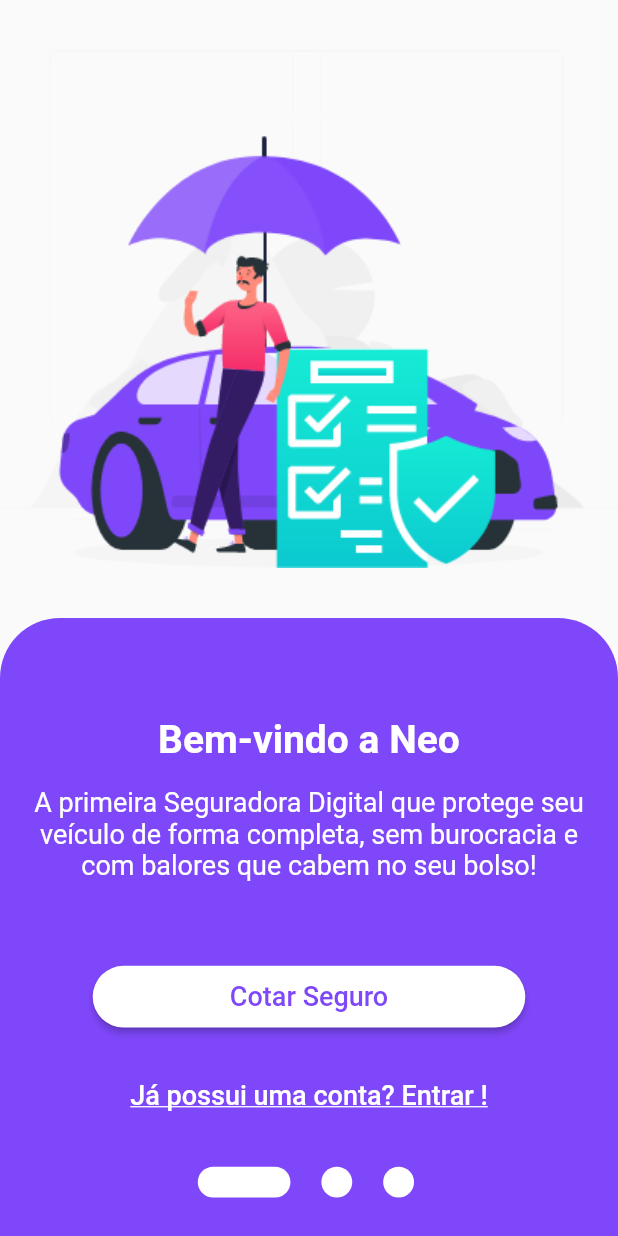
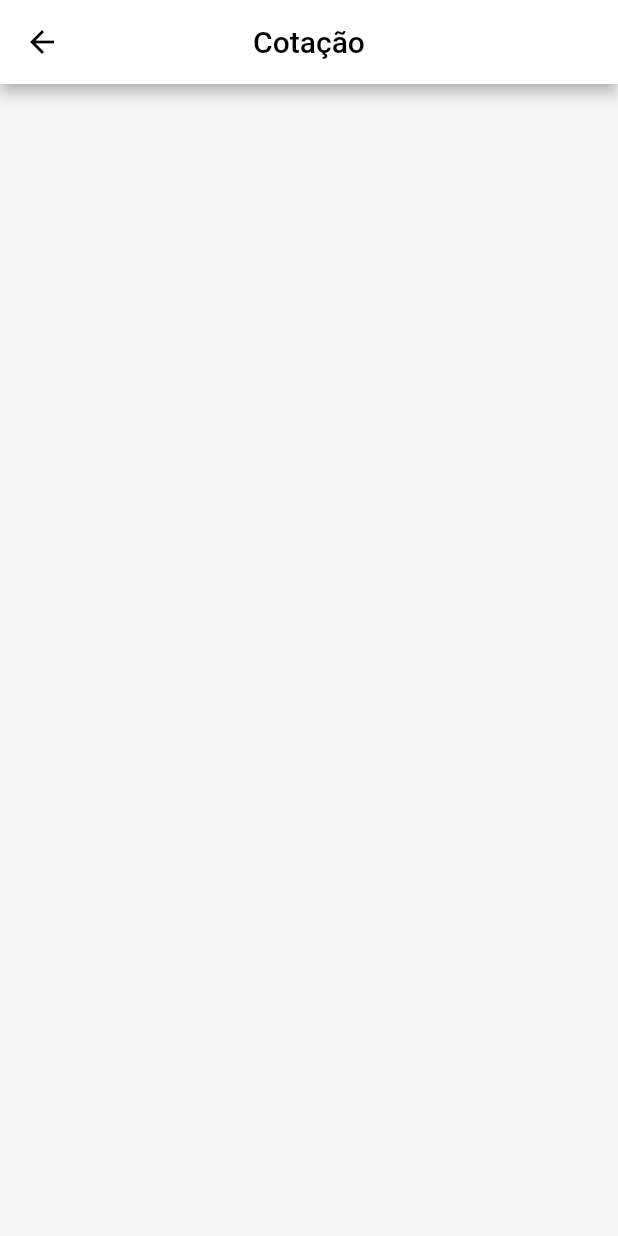
Before and after one commit to guilherme21alcantara/neo, a Flutter app: the screen it shows after launch, on a phone screen of 412 x 824 dp. Run offline on Flutter 3.47's test engine with Material 2 defaults, Android fonts, the phone set to English and light mode, and no system bars; drawn by our look-alikes of carousel_slider; our stand-ins replace get, hexcolor.

Commit message:
continuação

```diff
--- a/lib/Routes/app_pages.dart
+++ b/lib/Routes/app_pages.dart
@@ -1,15 +1,11 @@
 import 'package:get/get_navigation/src/routes/get_route.dart';
 import 'package:neo/Routes/app_routes.dart';
+import 'package:neo/Screen/cotacao/opcoes_uso_veiculo.dart';
 import 'package:neo/Screen/splash.dart';
 // ignore: import_of_legacy_library_into_null_safe
 
-
-class AppPages
-{
-  static final routes =
-  [
-    GetPage(
-      name: Routes.INITIAL,
-      page: ()=> splash())
+class AppPages {
+  static final routes = [
+    GetPage(name: Routes.INITIAL, page: () => OpcoesUsoVeiculo())
   ];
 }
--- a/lib/Screen/componentes_globais/cores.dart
+++ b/lib/Screen/componentes_globais/cores.dart
@@ -2,4 +2,7 @@
 
 class AppCores {
   static HexColor ROXOPRINCIPAL = HexColor('#7f47fa');
+  static HexColor BACKGROUND = HexColor('#f7f7f7');
+  static HexColor APPBAR = HexColor('#ffffff');
+  static HexColor PRETO = HexColor('#000000');
 }
--- /dev/null
+++ b/lib/Screen/componentes_globais/scaffold_principal.dart
@@ -0,0 +1,25 @@
+import 'package:flutter/material.dart';
+import 'package:neo/Screen/componentes_globais/cores.dart';
+import 'package:neo/Screen/componentes_globais/textos_gerais/textos.dart';
+
+class ScaffoldPrincipal extends StatelessWidget {
+  const ScaffoldPrincipal({Key? key}) : super(key: key);
+
+  @override
+  Widget build(BuildContext context) {
+    return Scaffold(
+      backgroundColor: AppCores.BACKGROUND,
+      appBar: AppBar(
+        centerTitle: true,
+        title: Text(
+          STRING.COTACAO,
+          style: TextStyle(color: AppCores.PRETO),
+        ),
+        backgroundColor: AppCores.APPBAR,
+        leading: BackButton(
+          color: AppCores.PRETO,
+        ),
+      ),
+    );
+  }
+}
--- a/lib/Screen/componentes_globais/textos_gerais/textos.dart
+++ b/lib/Screen/componentes_globais/textos_gerais/textos.dart
@@ -19,4 +19,9 @@
   //Cotação
   static const INFORMECEPPERNOITA =
       'Me informa o CEP onde o seu veículo pernoita';
+
+  static const SELECIONEOPCOESUSOVEICULO =
+      'Selecione uma ou mais opções em como você usa o seu veículo';
+
+  static const COTACAO = 'Cotação';
 }
--- a/lib/Screen/cotacao/opcoes_uso_veiculo.dart
+++ b/lib/Screen/cotacao/opcoes_uso_veiculo.dart
@@ -0,0 +1,16 @@
+import 'package:flutter/material.dart';
+import 'package:neo/Screen/componentes_globais/scaffold_principal.dart';
+
+class OpcoesUsoVeiculo extends StatefulWidget {
+  const OpcoesUsoVeiculo({Key? key}) : super(key: key);
+
+  @override
+  _OpcoesUsoVeiculoState createState() => _OpcoesUsoVeiculoState();
+}
+
+class _OpcoesUsoVeiculoState extends State<OpcoesUsoVeiculo> {
+  @override
+  Widget build(BuildContext context) {
+    return ScaffoldPrincipal();
+  }
+}
```
